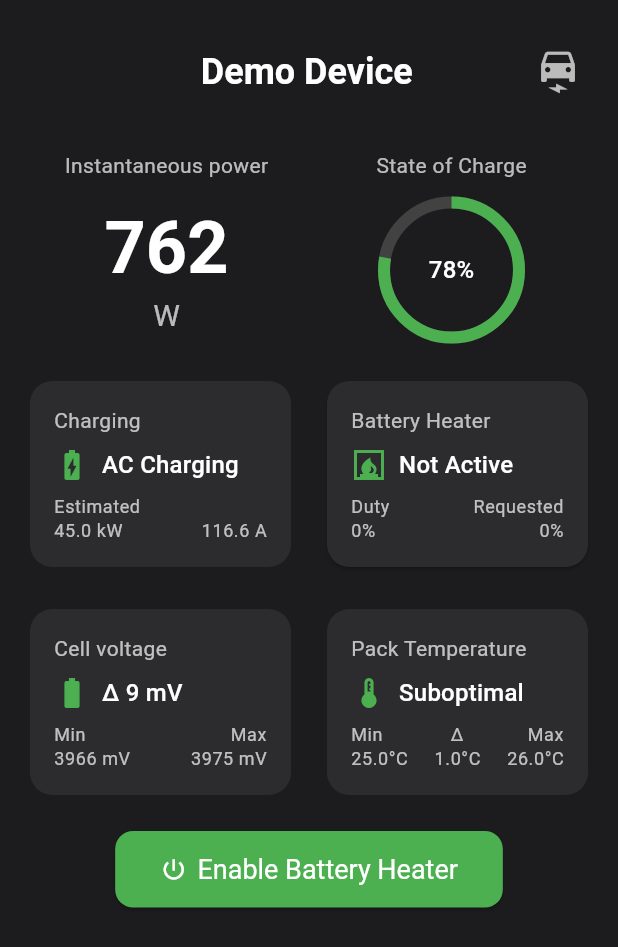
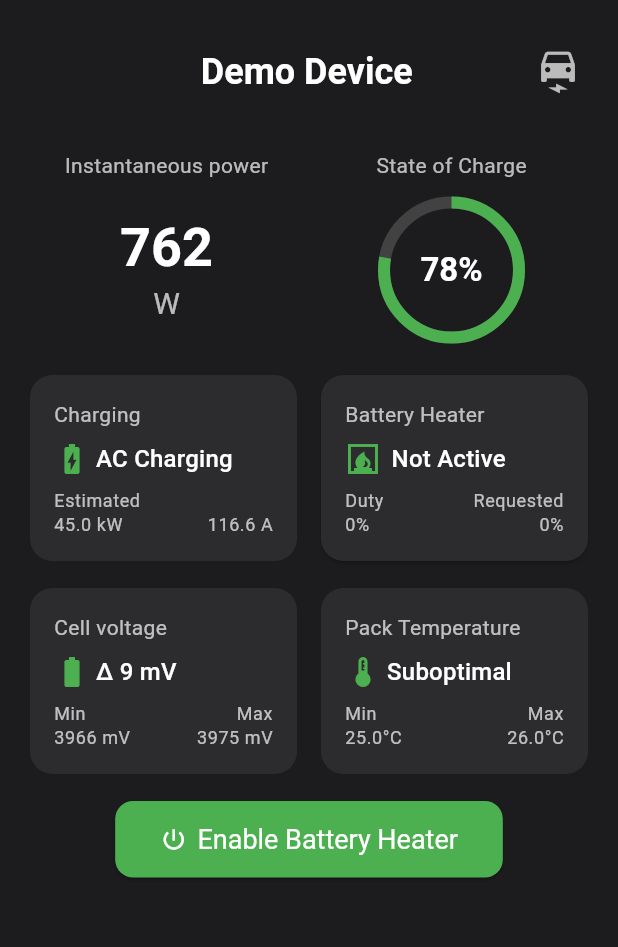
Before and after one commit to jagheterfredrik/fahrenclient, a Flutter app: the screen it shows after launch, after a tap on "Start Scan", after a tap on "Demo Mode", on a phone screen of 412 x 824 dp. Shown: the top 947 px of the screen. Run offline on Flutter 3.47's test engine with Material 3 defaults, Android fonts, the light colour scheme and no system bars; our stand-ins replace permission_handler, shared_preferences; missing offline and left inert: universal_ble.

Commit message:
invalid -> off

```diff
--- a/lib/battery_data.dart
+++ b/lib/battery_data.dart
@@ -130,7 +130,7 @@
   String get bmsModeString {
     switch (bmsMode) {
       case 0:
-        return 'Invalid';
+        return 'Off';
       case 1:
         return 'Ready';
       case 2:
--- a/lib/detailed_view_page_v2.dart
+++ b/lib/detailed_view_page_v2.dart
@@ -485,7 +485,7 @@
                                               }
                                             })()
                                           : 'N/A',
-                                    style: Theme.of(context).textTheme.titleLarge?.copyWith(fontSize: 48),
+                                    style: Theme.of(context).textTheme.titleLarge?.copyWith(fontSize: 36),
                                   ),
                                   Text(
                                     ((_batteryData!.bmsCurrent - 16300) * (_batteryData!.bmsVoltage * 2.5) / -100).abs() < 1000 ? 'W' : 'kW',
@@ -535,7 +535,7 @@
                                               ? '${(_batteryData!.usableEnergyAmountWh * 5).toStringAsFixed(0)} Wh'
                                               : '${(_batteryData!.batterySOC * 0.05).toStringAsFixed(0)}%')
                                           : 'N/A',
-                                      style: _showUsableEnergy ? Theme.of(context).textTheme.titleMedium?.copyWith(fontSize: 12) : Theme.of(context).textTheme.titleMedium,
+                                      style: _showUsableEnergy ? Theme.of(context).textTheme.titleMedium?.copyWith(fontSize: 12) : Theme.of(context).textTheme.titleLarge,
                                     ),
                                   ],
                                 ),
@@ -546,7 +546,7 @@
                       ),
                     ],
                   ),
-                  const SizedBox(height: 20),
+                  const SizedBox(height: 16),
 
                   // New: Charging Information and Battery Heater Information Section
                   Row(
@@ -559,7 +559,7 @@
                           (_batteryData?.maxChargeCurrentAmp ?? 0) * 0.2,
                         ),
                       ),
-                      const SizedBox(width: 16),
+                      const SizedBox(width: 8),
                       Expanded(
                         child: _buildBatteryHeaterCard(
                           context,
@@ -570,7 +570,7 @@
                       ),
                     ],
                   ),
-                  const SizedBox(height: 20), // Space before the new button
+                  const SizedBox(height: 10), // Space before the new button
 
                   // Voltage and Temperature Section
                   Row(
@@ -584,7 +584,7 @@
                           Colors.orange,
                         ),
                       ),
-                      const SizedBox(width: 16),
+                      const SizedBox(width: 8),
                       Expanded(
                         child: _buildTemperatureCard(
                           context,
@@ -595,7 +595,7 @@
                       ),
                     ],
                   ),
-                  const SizedBox(height: 20),
+                  const SizedBox(height: 14),
 
                   // New: Enable Battery Heater Button
                   Center(
@@ -652,7 +652,7 @@
             Row(
               children: [
                 const Icon(Icons.battery_full, color: Colors.green),
-                const SizedBox(width: 8),
+                const SizedBox(width: 4),
                 Text(
                   'Δ ${maxValue - minValue} mV',
                   style: Theme.of(context).textTheme.titleMedium,
@@ -704,7 +704,7 @@
             Row(
               children: [
                 Icon(Icons.thermostat, color: Colors.green),
-                const SizedBox(width: 8),
+                const SizedBox(width: 4),
                 Text(
                   status,
                   style: Theme.of(context).textTheme.titleMedium,
@@ -718,11 +718,6 @@
                 Text(
                   'Min\n${minValue.toStringAsFixed(1)}°C',
                   style: Theme.of(context).textTheme.bodySmall?.copyWith(color: Colors.white70),
-                ),
-                Text(
-                  'Δ\n${(maxValue - minValue).toStringAsFixed(1)}°C',
-                  style: Theme.of(context).textTheme.bodySmall?.copyWith(color: Colors.white70),
-                  textAlign: TextAlign.center,
                 ),
                 Text(
                   'Max\n${maxValue.toStringAsFixed(1)}°C',
@@ -760,7 +755,7 @@
             Row(
               children: [
                 Icon(Icons.battery_charging_full, color: Colors.green),
-                const SizedBox(width: 8),
+                const SizedBox(width: 4),
                 Column(
                   crossAxisAlignment: CrossAxisAlignment.start,
                   children: [
@@ -816,7 +811,7 @@
             Row(
               children: [
                 Icon(Icons.fireplace, color: Colors.green),
-                const SizedBox(width: 8),
+                const SizedBox(width: 7),
                 Column(
                   crossAxisAlignment: CrossAxisAlignment.start,
                   children: [
```
